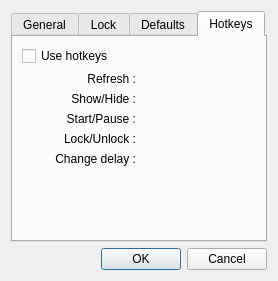
This is src/gui/configdialog.ui in mistic100/UMWP-Autochanger as Qt 5 draws it before an edit. The edited form follows.
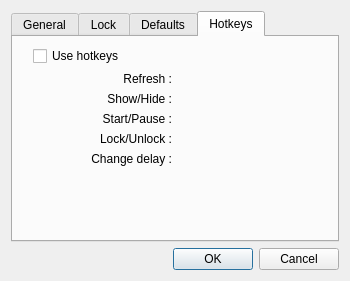
This is the edited form. Icons and pictures are not drawn. Custom widgets are drawn as their Qt base class.

```diff
--- a/src/gui/configdialog.ui
+++ b/src/gui/configdialog.ui
@@ -6,7 +6,7 @@
    <rect>
     <x>0</x>
     <y>0</y>
-    <width>278</width>
+    <width>350</width>
     <height>258</height>
    </rect>
   </property>
@@ -291,6 +291,12 @@
        <string>Hotkeys</string>
       </attribute>
       <layout class="QGridLayout" name="gridLayout_2">
+       <property name="leftMargin">
+        <number>20</number>
+       </property>
+       <property name="rightMargin">
+        <number>20</number>
+       </property>
        <item row="5" column="1">
         <widget class="QHotKeyWidget" name="hotkeyDelay" native="true"/>
        </item>
```
Left out of the diff: 84 changed lines with no effect on the pictures.
